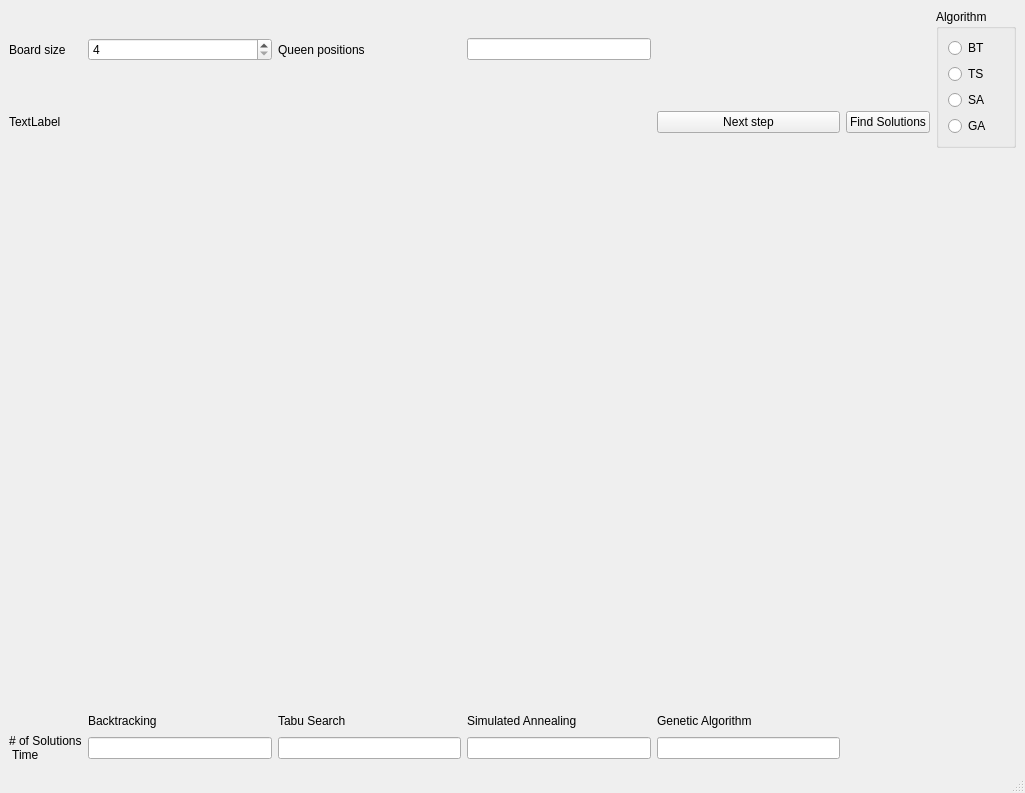
First picture: the form in it3105/project1/pro1-python/main_window.ui, repository fredrikpe/it3105, before the edit.
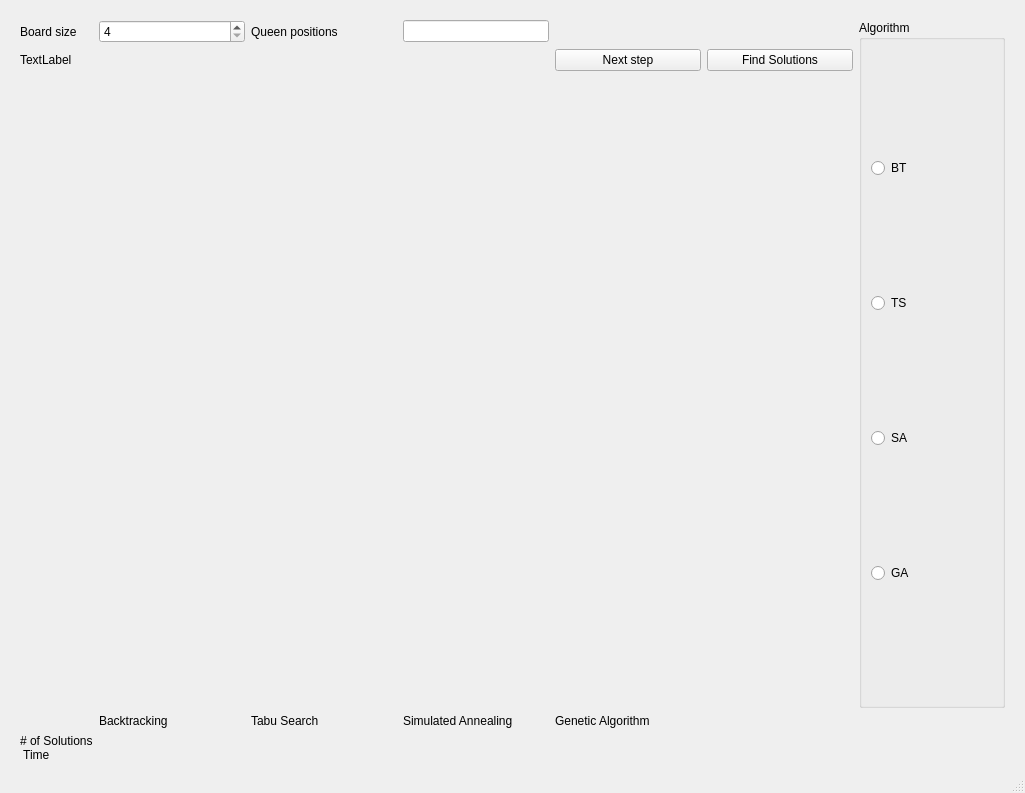
Second picture: the form after the edit.

Patch:
```diff
--- a/it3105/project1/pro1-python/main_window.ui
+++ b/it3105/project1/pro1-python/main_window.ui
@@ -14,14 +14,16 @@
    <string>MainWindow</string>
   </property>
   <widget class="QWidget" name="centralwidget">
-   <layout class="QGridLayout" name="gridLayout_2" rowstretch="0,0,1,0,0">
-    <item row="1" column="6">
-     <widget class="QPushButton" name="solveButton">
-      <property name="text">
-       <string>Find Solutions</string>
-      </property>
-     </widget>
-    </item>
+   <layout class="QGridLayout" name="gridLayout_2" rowstretch="0,0,1,0,0" columnstretch="0,0,1,1,1,1,1,1">
+    <property name="leftMargin">
+     <number>20</number>
+    </property>
+    <property name="topMargin">
+     <number>20</number>
+    </property>
+    <property name="rightMargin">
+     <number>20</number>
+    </property>
     <item row="1" column="5">
      <widget class="QPushButton" name="nextStepButton">
       <property name="text">
@@ -29,19 +31,17 @@
       </property>
      </widget>
     </item>
-    <item row="4" column="5">
-     <widget class="QLineEdit" name="lineEdit_GA"/>
+    <item row="1" column="6">
+     <widget class="QPushButton" name="solveButton">
+      <property name="text">
+       <string>Find Solutions</string>
+      </property>
+     </widget>
     </item>
-    <item row="4" column="4">
-     <widget class="QLineEdit" name="lineEdit_SA"/>
-    </item>
-    <item row="4" column="3">
-     <widget class="QLineEdit" name="lineEdit_TS"/>
-    </item>
-    <item row="4" column="2">
-     <widget class="QLineEdit" name="lineEdit_BT">
+    <item row="0" column="3">
+     <widget class="QLabel" name="label">
       <property name="text">
-       <string/>
+       <string>Queen positions</string>
       </property>
      </widget>
     </item>
@@ -58,13 +58,6 @@
       </property>
      </widget>
     </item>
-    <item row="0" column="3">
-     <widget class="QLabel" name="label">
-      <property name="text">
-       <string>Queen positions</string>
-      </property>
-     </widget>
-    </item>
     <item row="0" column="0">
      <widget class="QLabel" name="label_11">
       <property name="text">
@@ -72,43 +65,6 @@
       </property>
      </widget>
     </item>
-    <item row="0" column="7" rowspan="2">
-     <widget class="QGroupBox" name="groupBox">
-      <property name="title">
-       <string>Algorithm</string>
-      </property>
-      <layout class="QVBoxLayout" name="verticalLayout_4">
-       <item>
-        <widget class="QRadioButton" name="radioButton_BT">
-         <property name="text">
-          <string>BT</string>
-         </property>
-        </widget>
-       </item>
-       <item>
-        <widget class="QRadioButton" name="radioButton_TS">
-         <property name="text">
-          <string>TS</string>
-         </property>
-        </widget>
-       </item>
-       <item>
-        <widget class="QRadioButton" name="radioButton_SA">
-         <property name="text">
-          <string>SA</string>
-         </property>
-        </widget>
-       </item>
-       <item>
-        <widget class="QRadioButton" name="radioButton_GA">
-         <property name="text">
-          <string>GA</string>
-         </property>
-        </widget>
-       </item>
-      </layout>
-     </widget>
-    </item>
     <item row="1" column="0">
      <widget class="QLabel" name="label_2">
       <property name="text">
@@ -152,6 +108,71 @@
       </property>
      </widget>
     </item>
+    <item row="4" column="5">
+     <widget class="QLabel" name="label_GA">
+      <property name="text">
+       <string/>
+      </property>
+     </widget>
+    </item>
+    <item row="4" column="4">
+     <widget class="QLabel" name="label_SA">
+      <property name="text">
+       <string/>
+      </property>
+     </widget>
+    </item>
+    <item row="4" column="3">
+     <widget class="QLabel" name="label_TS">
+      <property name="text">
+       <string/>
+      </property>
+     </widget>
+    </item>
+    <item row="4" column="2">
+     <widget class="QLabel" name="label_BT">
+      <property name="text">
+       <string/>
+      </property>
+     </widget>
+    </item>
+    <item row="0" column="7" rowspan="3">
+     <widget class="QGroupBox" name="groupBox">
+      <property name="title">
+       <string>Algorithm</string>
+      </property>
+      <layout class="QVBoxLayout" name="verticalLayout_4">
+       <item>
+        <widget class="QRadioButton" name="radioButton_BT">
+         <property name="text">
+          <string>BT</string>
+         </property>
+        </widget>
+       </item>
+       <item>
+        <widget class="QRadioButton" name="radioButton_TS">
+         <property name="text">
+          <string>TS</string>
+         </property>
+        </widget>
+       </item>
+       <item>
+        <widget class="QRadioButton" name="radioButton_SA">
+         <property name="text">
+          <string>SA</string>
+         </property>
+        </widget>
+       </item>
+       <item>
+        <widget class="QRadioButton" name="radioButton_GA">
+         <property name="text">
+          <string>GA</string>
+         </property>
+        </widget>
+       </item>
+      </layout>
+     </widget>
+    </item>
    </layout>
   </widget>
   <widget class="QMenuBar" name="menubar">
```
Left out of the diff: 2 changed lines with no effect on the pictures.
